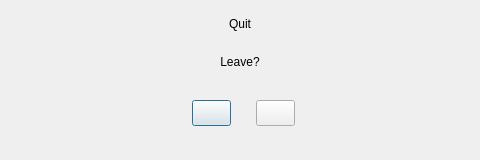
First picture: the form in src/dialog/messagedialog.ui, repository jeffmeese/tiberius, before the edit.
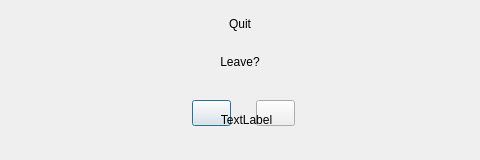
Second picture: the form after the edit. Custom widgets are drawn as their Qt base class.

```diff
--- a/src/dialog/messagedialog.ui
+++ b/src/dialog/messagedialog.ui
@@ -71,6 +71,22 @@
     <string/>
    </property>
   </widget>
+  <widget class="Label" name="cExitLabel">
+   <property name="geometry">
+    <rect>
+     <x>66</x>
+     <y>110</y>
+     <width>361</width>
+     <height>20</height>
+    </rect>
+   </property>
+   <property name="text">
+    <string>TextLabel</string>
+   </property>
+   <property name="alignment">
+    <set>Qt::AlignCenter</set>
+   </property>
+  </widget>
  </widget>
  <customwidgets>
   <customwidget>
```
